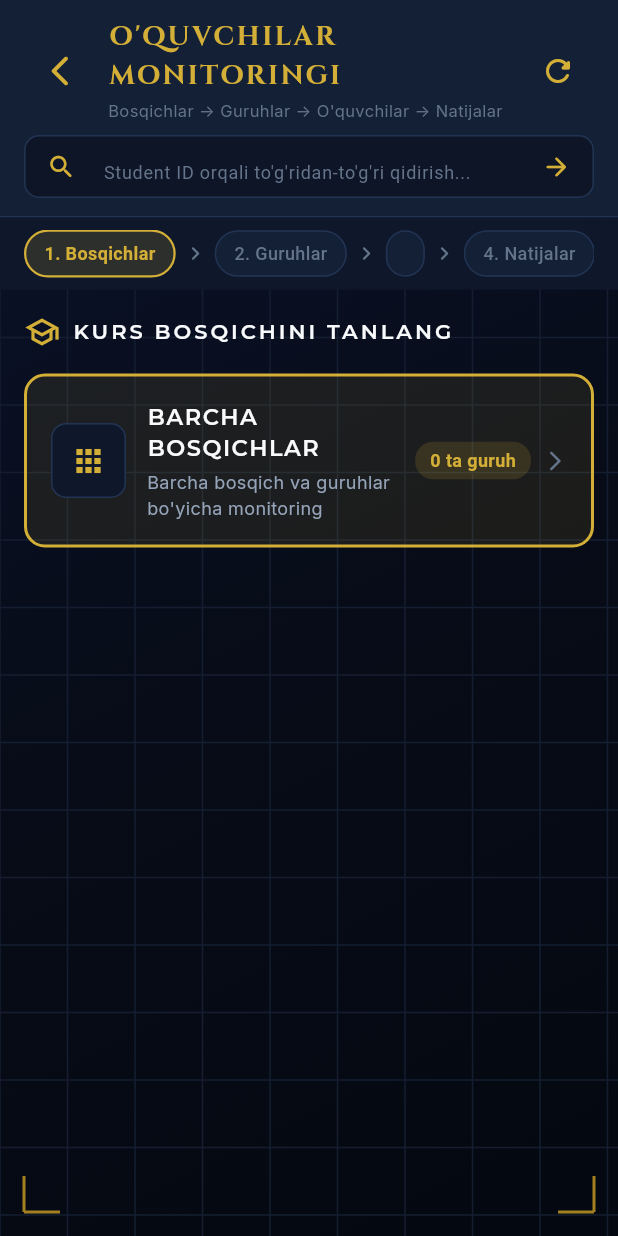
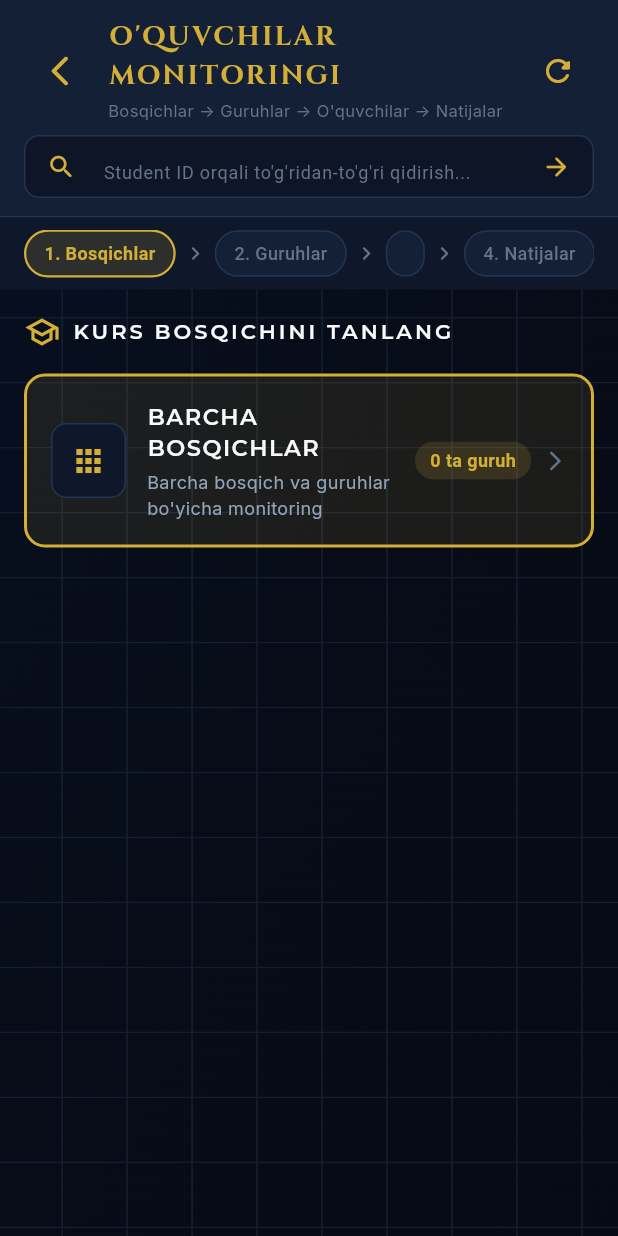
Before and after one commit to lochinbek0505/bilim_scan, a Flutter app: the StudentMonitoringScreen screen opened directly, after a tap on the "refresh" icon, after a tap on "1. Bosqichlar", on a phone screen of 412 x 824 dp. Run offline on Flutter 3.47's test engine with Material 3 defaults, Android fonts, the phone set to English and light mode, and no system bars; our stand-ins replace dio, file_picker, google_fonts, pdf, printing, shared_preferences; missing offline and left inert: excel; accounts and stored records are empty; network calls fail.

Commit message:
backround update qilindi rasm bilan

```diff
--- a/lib/core/widgets/tactical_background.dart
+++ b/lib/core/widgets/tactical_background.dart
@@ -12,25 +12,11 @@ class TacticalBackground extends StatelessWidget {
       backgroundColor: AppColors.backgroundDark,
       body: Stack(
         children: [
-          // Solid Background Gradient (no alpha, no blur)
-          Container(
-            decoration: const BoxDecoration(
-              gradient: AppColors.backgroundGradient,
-            ),
-          ),
-
-          // Static Radar Grid
-          CustomPaint(
-            painter: _TacticalGridPainter(),
-            size: Size.infinite,
-          ),
-
-          // Top Left & Bottom Right Tactical Viewfinder Corners
+          // PNG rasm orqa fon
           Positioned.fill(
-            child: IgnorePointer(
-              child: CustomPaint(
-                painter: _TacticalFramePainter(),
-              ),
+            child: Image.asset(
+              'assets/background.png',
+              fit: BoxFit.cover,
             ),
           ),
 
@@ -41,59 +27,3 @@ class TacticalBackground extends StatelessWidget {
     );
   }
 }
-
-class _TacticalGridPainter extends CustomPainter {
-  @override
-  void paint(Canvas canvas, Size size) {
-    final gridPaint = Paint()
-      // Toza qattiq rang (solid color), alpha aralashuvisiz
-      ..color = const Color(0xFF141E30)
-      ..strokeWidth = 1.0
-      ..style = PaintingStyle.stroke;
-
-    const double step = 45.0;
-
-    // Grid Lines
-    for (double x = 0; x < size.width; x += step) {
-      canvas.drawLine(Offset(x, 0), Offset(x, size.height), gridPaint);
-    }
-    for (double y = 0; y < size.height; y += step) {
-      canvas.drawLine(Offset(0, y), Offset(size.width, y), gridPaint);
-    }
-  }
-
-  @override
-  bool shouldRepaint(covariant _TacticalGridPainter oldDelegate) => false;
-}
-
-class _TacticalFramePainter extends CustomPainter {
-  @override
-  void paint(Canvas canvas, Size size) {
-    final paint = Paint()
-      // Toza qattiq rang (solid color), alpha aralashuvisiz
-      ..color = AppColors.goldDark
-      ..strokeWidth = 2.0
-      ..style = PaintingStyle.stroke;
-
-    const double cornerLen = 24.0;
-    const double padding = 16.0;
-
-    // Top-Left Corner
-    canvas.drawLine(const Offset(padding, padding), const Offset(padding + cornerLen, padding), paint);
-    canvas.drawLine(const Offset(padding, padding), const Offset(padding, padding + cornerLen), paint);
-
-    // Top-Right Corner
-    canvas.drawLine(Offset(size.width - padding, padding), Offset(size.width - padding - cornerLen, padding), paint);
-    canvas.drawLine(Offset(size.width - padding, padding), Offset(size.width - padding, padding + cornerLen), paint);
-
-    // Bottom-Left Corner
-    canvas.drawLine(Offset(padding, size.height - padding), Offset(padding + cornerLen, size.height - padding), paint);
-    canvas.drawLine(Offset(padding, size.height - padding), Offset(padding, size.height - padding - cornerLen), paint);
-    // Bottom-Right Corner
-    canvas.drawLine(Offset(size.width - padding, size.height - padding), Offset(size.width - padding - cornerLen, size.height - padding), paint);
-    canvas.drawLine(Offset(size.width - padding, size.height - padding), Offset(size.width - padding, size.height - padding - cornerLen), paint);
-  }
-
-  @override
-  bool shouldRepaint(covariant CustomPainter oldDelegate) => false;
-}
--- a/lib/main.dart
+++ b/lib/main.dart
@@ -1,4 +1,6 @@
+import 'package:bilim_scan/core/widgets/tactical_background.dart';
 import 'package:bilim_scan/screens/login/student_login_screen.dart';
+import 'package:bilim_scan/screens/test_background_screen.dart';
 import 'package:flutter/material.dart';
 import 'package:provider/provider.dart';
 import 'core/constants/app_colors.dart';
@@ -77,7 +79,7 @@ class BilimScanApp extends StatelessWidget {
             surface: AppColors.cardDark,
           ),
         ),
-        home: const SplashScreen(),
+        home:  SplashScreen(),
       ),
     );
   }
--- /dev/null
+++ b/lib/screens/test_background_screen.dart
@@ -0,0 +1,21 @@
+import 'package:flutter/material.dart';
+import '../core/constants/app_colors.dart';
+import '../core/constants/app_text_styles.dart';
+import '../core/widgets/tactical_background.dart';
+
+class TestBackgroundScreen extends StatelessWidget {
+  const TestBackgroundScreen({super.key});
+
+  @override
+  Widget build(BuildContext context) {
+    return TacticalBackground(
+      child: Stack(
+        children: [
+
+
+
+        ],
+      ),
+    );
+  }
+}
```
Also changed, not shown: assets/background.png (added).
